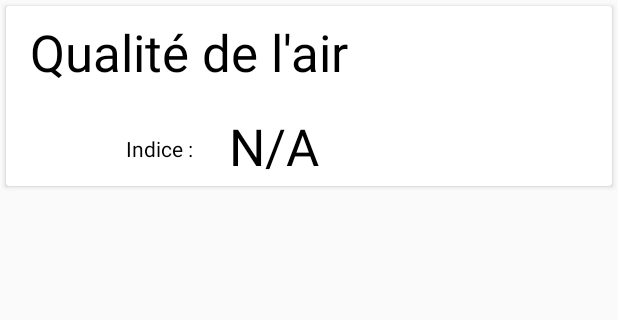
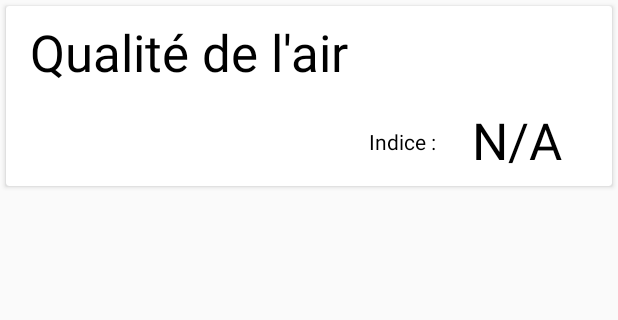
Before and after one commit to MadiBreizh/ATMO972, an Android app: the screen it shows after launch (MainActivity), on a phone screen of 412 x 824 dp, the part 84-404 px from its top. Run offline under Robolectric (Android 15) with nearby library versions, the phone set to English and light mode, and no system bars; libraries missing offline, so code that uses them is left out: com.opencsv; network calls fail.

```diff
--- a/app/src/main/res/layout/activity_main.xml
+++ b/app/src/main/res/layout/activity_main.xml
@@ -66,28 +66,28 @@
                     android:layout_width="wrap_content"
                     android:layout_height="wrap_content"
                     android:layout_column="1"
-                    android:layout_marginBottom="4dp"
+                    android:layout_marginBottom="8dp"
                     android:layout_row="1"
                     android:layout_weight="1"
                     android:text="N/A"
                     android:textAppearance="@style/TextAppearance.AppCompat.Display1"
                     app:layout_constraintBottom_toBottomOf="parent"
-                    app:layout_constraintLeft_toRightOf="@+id/tvTextIndice"
-                    android:layout_marginLeft="24dp" />
+                    android:layout_marginRight="33dp"
+                    app:layout_constraintRight_toRightOf="parent" />
 
                 <TextView
                     android:id="@+id/tvTextIndice"
                     android:layout_width="wrap_content"
                     android:layout_height="wrap_content"
                     android:layout_column="0"
-                    android:layout_marginBottom="15dp"
+                    android:layout_marginBottom="20dp"
+                    android:layout_marginRight="24dp"
                     android:layout_row="1"
                     android:layout_weight="1"
                     android:text="@string/message_indice"
                     android:textAppearance="@style/TextAppearance.AppCompat"
                     app:layout_constraintBottom_toBottomOf="parent"
-                    android:layout_marginLeft="80dp"
-                    app:layout_constraintLeft_toLeftOf="parent" />
+                    app:layout_constraintRight_toLeftOf="@+id/tvIndice" />
 
             </android.support.constraint.ConstraintLayout>
         </android.support.v7.widget.CardView>
--- a/app/src/main/res/values/strings.xml
+++ b/app/src/main/res/values/strings.xml
@@ -9,4 +9,6 @@
     <string name="qualite_air">Qualité de l\'air</string>
     <string name="message_empty">N/A</string>
     <string name="erwab_angot">Erwan ANGOT</string>
+    <string name="version">Version : Développement</string>
+    <string name="txt_licence"><u>Licences open source</u></string>
 </resources>
```
Also changed, not shown: app/src/main/res/layout/activity_about.xml (+54 -7 lines).
